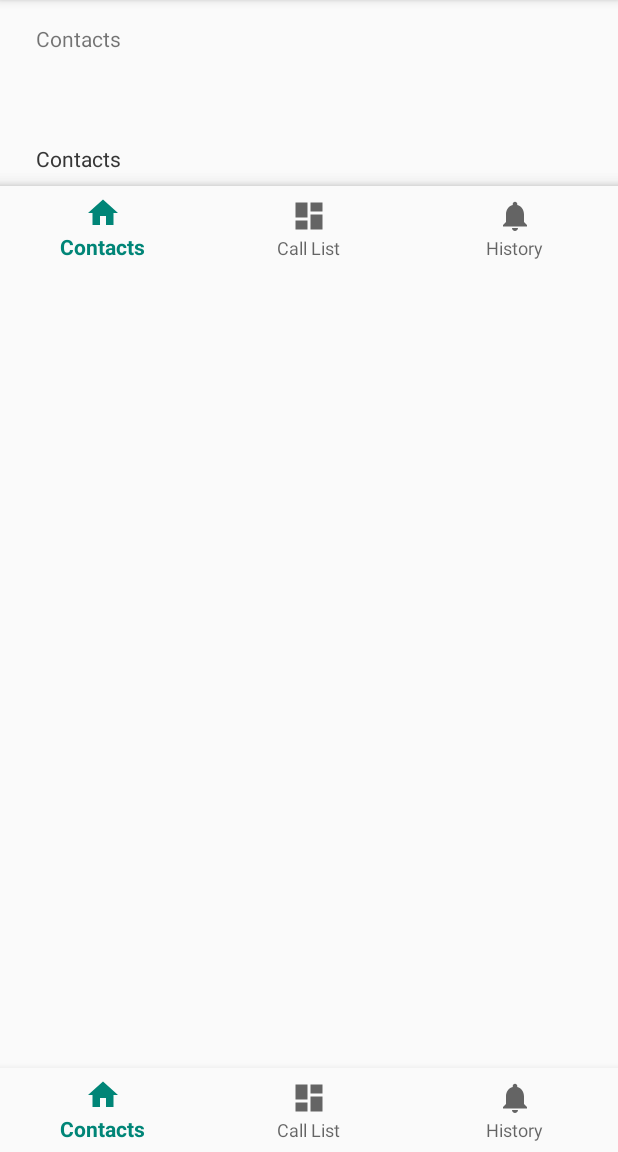
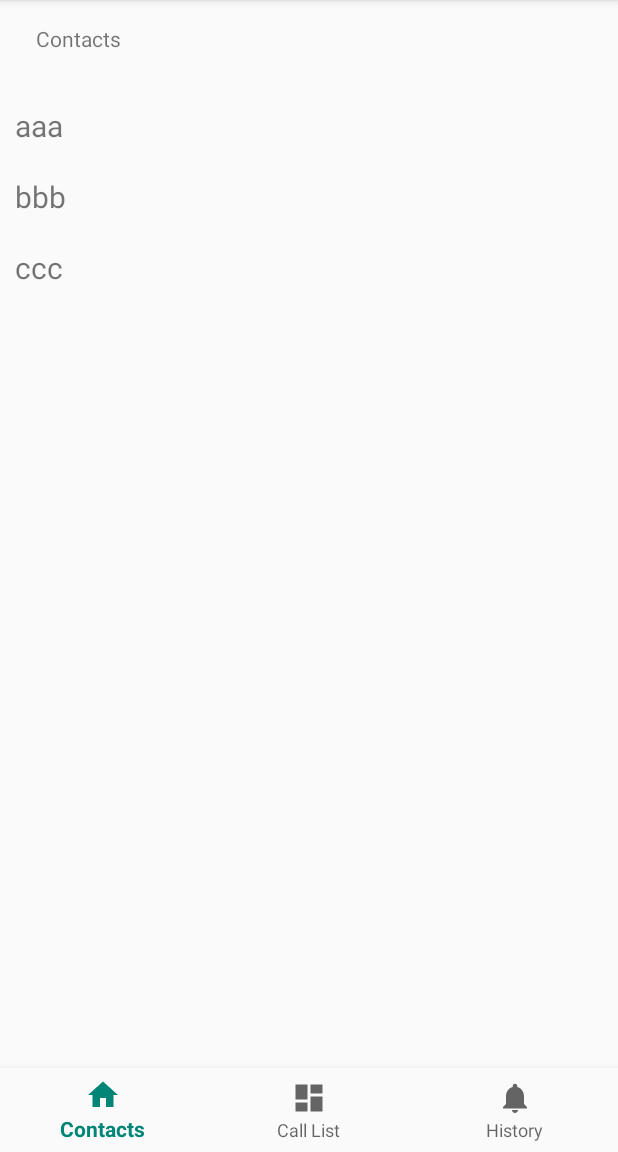
Before and after one commit to HDell/CallAlarm, an Android app: the screen it shows after launch (MainActivity), on a phone screen of 412 x 824 dp, the part 84-1236 px from its top. Run offline under Robolectric (Android 15) with nearby library versions, the phone set to English and light mode, and no system bars.

Commit message:
Adds testData Recycler View to program

```diff
--- a/app/build.gradle
+++ b/app/build.gradle
@@ -23,6 +23,7 @@ dependencies {
     implementation 'com.android.support:appcompat-v7:27.1.1'
     implementation 'com.android.support:design:27.1.1'
     implementation 'com.android.support.constraint:constraint-layout:1.1.3'
+    implementation 'com.android.support:recyclerview-v7:27.1.1' //adds RecyclerView widget access
     testImplementation 'junit:junit:4.12'
     androidTestImplementation 'com.android.support.test:runner:1.0.2'
     androidTestImplementation 'com.android.support.test.espresso:espresso-core:3.0.2'
--- a/app/src/main/java/com/tuprojects/hd/callalarm/CallListFragment.java
+++ b/app/src/main/java/com/tuprojects/hd/callalarm/CallListFragment.java
@@ -3,6 +3,8 @@ package com.tuprojects.hd.callalarm;
 import android.support.v4.app.Fragment;
 import android.support.v4.app.ListFragment;
 import android.os.Bundle;
+import android.support.v7.widget.LinearLayoutManager;
+import android.support.v7.widget.RecyclerView;
 import android.view.LayoutInflater;
 import android.view.View;
 import android.view.ViewGroup;
@@ -11,6 +13,35 @@ public class CallListFragment extends ListFragment {
     @Override
     public View onCreateView(LayoutInflater inflater, ViewGroup container, Bundle savedInstanceState) {
         // Inflate the layout for this fragment
-        return inflater.inflate(R.layout.activity_main, container, false);
+        View rootView =  inflater.inflate(R.layout.call_list_fragment, container, false);
+/*
+        // 1. get a reference to recyclerView
+        RecyclerView recyclerView = (RecyclerView) rootView.findViewById(R.id.call_list_recycler_view);
+
+        // 2. set layoutManger
+        recyclerView.setLayoutManager(new LinearLayoutManager(getActivity()));
+*/
+        /*
+        // this is data fro recycler view
+        ItemData itemsData[] = {
+            new ItemData("Indigo", R.drawable.circle),
+            new ItemData("Red", R.drawable.color_ic_launcher),
+            new ItemData("Blue", R.drawable.indigo),
+            new ItemData("Green", R.drawable.circle),
+            new ItemData("Amber", R.drawable.color_ic_launcher),
+            new ItemData("Deep Orange", R.drawable.indigo)
+         };
+         */
+/*
+        // 3. create an adapter
+        MyAdapter mAdapter = new MyAdapter(itemsData);
+
+        // 4. set adapter
+        recyclerView.setAdapter(mAdapter);
+
+        // 5. set item animator to DefaultAnimator
+        recyclerView.setItemAnimator(new DefaultItemAnimator());
+*/
+        return rootView;
     }
 }
--- /dev/null
+++ b/app/src/main/java/com/tuprojects/hd/callalarm/ContactsAdapter.java
@@ -0,0 +1,67 @@
+package com.tuprojects.hd.callalarm;
+
+import android.support.v7.widget.RecyclerView;
+import android.view.LayoutInflater;
+import android.view.View;
+import android.view.ViewGroup;
+import android.widget.TextView;
+
+import java.util.List;
+
+//Interface between the (Contacts) data source and the AdapterView (ListView->RecyclerView) layout
+public class ContactsAdapter extends RecyclerView.Adapter<ContactsAdapter.ViewHolder> {
+
+    //State
+    private List<String> dataset;
+
+    //Inner Class, ViewHolder
+    public static class ViewHolder extends RecyclerView.ViewHolder {
+        //State
+        public TextView textView;
+
+        //Constructor
+        public ViewHolder(View itemView) {
+            super(itemView);
+            this.textView = itemView.findViewById(R.id.testTextView);
+        }
+
+        /*
+        public ViewHolder(TextView textView) {
+            super(textView);
+            this.textView = textView;
+        }
+        */
+    }
+
+    //Constructor
+    // Provide a suitable constructor (depends on the kind of dataset)
+    public ContactsAdapter(List<String> dataset) {
+        this.dataset = dataset;
+    }
+
+    //Behavior
+
+    //ViewHolder Behavior // Create new views (invoked by the layout manager) //NECESSARY
+    @Override
+    public ContactsAdapter.ViewHolder onCreateViewHolder(ViewGroup parent, int viewType) {
+        // create a new view
+        View view = (View) LayoutInflater.from(parent.getContext()).inflate(R.layout.contacts_recyclerview_row, parent, false);
+        ViewHolder viewHolder = new ViewHolder(view);
+        return viewHolder;
+    }
+
+    // Replace the contents of a view (invoked by the layout manager) //NECESSARY
+    @Override
+    public void onBindViewHolder(ViewHolder holder, int position) {
+        // - get element from your dataset at this position
+        // - replace the contents of the view with that element
+        holder.textView.setText(dataset.get(position));
+    }
+
+    // Return the size of your dataset (invoked by the layout manager)
+    @Override
+    public int getItemCount() {
+        return dataset.size();
+    }
+
+}
--- a/app/src/main/java/com/tuprojects/hd/callalarm/ContactsFragment.java
+++ b/app/src/main/java/com/tuprojects/hd/callalarm/ContactsFragment.java
@@ -3,14 +3,56 @@ package com.tuprojects.hd.callalarm;
 import android.support.v4.app.Fragment;
 import android.support.v4.app.ListFragment;
 import android.os.Bundle;
+import android.support.v7.widget.LinearLayoutManager;
+import android.support.v7.widget.RecyclerView;
 import android.view.LayoutInflater;
 import android.view.View;
 import android.view.ViewGroup;
 
-public class ContactsFragment extends ListFragment {
+import java.util.ArrayList;
+
+public class ContactsFragment extends Fragment {
     @Override
     public View onCreateView(LayoutInflater inflater, ViewGroup container, Bundle savedInstanceState) {
         // Inflate the layout for this fragment
-        return inflater.inflate(R.layout.activity_main, container, false);
+        View rootView =  inflater.inflate(R.layout.contacts_fragment, container, false);
+
+        // 1. get a reference to recyclerView
+        RecyclerView recyclerView = (RecyclerView) rootView.findViewById(R.id.contacts_recycler_view);
+        //private RecyclerView recyclerView;
+        //recyclerView = (RecyclerView) findViewById(R.id.my_recycler_view);
+
+
+        // 2. set layoutManger
+        recyclerView.setLayoutManager(new LinearLayoutManager(getActivity()));
+        // use a linear layout manager
+        //layoutManager = new LinearLayoutManager(this); //this assumes that we're creating directly from Activity
+        //recyclerView.setLayoutManager(layoutManager || RecyclerView.LayoutManager);
+
+        /*
+        https://stackoverflow.com/questions/26621060/display-a-recyclerview-in-fragment
+        // this is data for recycler view
+        ItemData itemsData[] = {
+            new ItemData("Indigo", R.drawable.circle),
+            new ItemData("Red", R.drawable.color_ic_launcher),
+            new ItemData("Blue", R.drawable.indigo),
+            new ItemData("Green", R.drawable.circle),
+            new ItemData("Amber", R.drawable.color_ic_launcher),
+            new ItemData("Deep Orange", R.drawable.indigo)
+         };
+         */
+        //My test data
+        ArrayList<String> testData = new ArrayList<>();
+        testData.add("aaa");
+        testData.add("bbb");
+        testData.add("ccc");
+
+        // 3. create an adapter
+        ContactsAdapter adapter = new ContactsAdapter(testData);
+
+        // 4. set adapter
+        recyclerView.setAdapter(adapter);
+
+        return rootView;
     }
 }
--- a/app/src/main/java/com/tuprojects/hd/callalarm/HistoryFragment.java
+++ b/app/src/main/java/com/tuprojects/hd/callalarm/HistoryFragment.java
@@ -11,6 +11,8 @@ public class HistoryFragment extends ListFragment {
     @Override
     public View onCreateView(LayoutInflater inflater, ViewGroup container, Bundle savedInstanceState) {
         // Inflate the layout for this fragment
-        return inflater.inflate(R.layout.activity_main, container, false);
+        View rootView = inflater.inflate(R.layout.contacts_fragment, container, false);
+
+        return rootView;
     }
 }
--- a/app/src/main/java/com/tuprojects/hd/callalarm/MainActivity.java
+++ b/app/src/main/java/com/tuprojects/hd/callalarm/MainActivity.java
@@ -43,13 +43,13 @@ public class MainActivity extends AppCompatActivity {
     //STATE
 
         //Fragments
-    ContactsFragment contactsFragment = new ContactsFragment();
-    CallListFragment callListFragment = new CallListFragment();
-    HistoryFragment historyFragment = new HistoryFragment();
+        //ContactsFragment contactsFragment = new ContactsFragment();
+    //CallListFragment callListFragment = new CallListFragment();
+    //HistoryFragment historyFragment = new HistoryFragment();
 
             //Manager Set Up
-    FragmentManager fragmentManager = getSupportFragmentManager();
-    FragmentTransaction fragmentTransaction = fragmentManager.beginTransaction();
+        //FragmentManager fragmentManager = getSupportFragmentManager();
+        //FragmentTransaction fragmentTransaction = fragmentManager.beginTransaction();
 
         //Views (Widgets)
     TextView textView;
@@ -64,7 +64,7 @@ public class MainActivity extends AppCompatActivity {
 
                     // Replace whatever is in the fragment_container view with this fragment,
                     // and add the transaction to the back stack
-                    fragmentTransaction.replace(R.id.fragment_container, contactsFragment).addToBackStack(null).commit();
+                    //fragmentTransaction.replace(R.id.fragment_container, contactsFragment).addToBackStack(null).commit();
 
                     return true;
                     //Unique Fragment Text
@@ -74,7 +74,7 @@ public class MainActivity extends AppCompatActivity {
 
                     // Replace whatever is in the fragment_container view with this fragment,
                     // and add the transaction to the back stack
-                    fragmentTransaction.replace(R.id.fragment_container, callListFragment).addToBackStack(null).commit();
+                    //fragmentTransaction.replace(R.id.fragment_container, callListFragment).addToBackStack(null).commit();
 
                     return true;
                     //Unique Fragment Text
@@ -84,7 +84,7 @@ public class MainActivity extends AppCompatActivity {
 
                     // Replace whatever is in the fragment_container view with this fragment,
                     // and add the transaction to the back stack
-                    fragmentTransaction.replace(R.id.fragment_container, historyFragment).addToBackStack(null).commit();
+                    //fragmentTransaction.replace(R.id.fragment_container, historyFragment).addToBackStack(null).commit();
 
                     return true;
                     //Unique Fragment Text
@@ -100,6 +100,16 @@ public class MainActivity extends AppCompatActivity {
         super.onCreate(savedInstanceState);
         setContentView(R.layout.activity_main);
 
+
+
+
+        ContactsFragment contactsFragment = new ContactsFragment();
+        FragmentManager fragmentManager = getSupportFragmentManager();
+        FragmentTransaction fragmentTransaction = fragmentManager.beginTransaction();
+
+
+
+
         //Initializations
             //Views
         textView = (TextView) findViewById(R.id.textView); //is casting to TextView really redundant?
@@ -108,7 +118,10 @@ public class MainActivity extends AppCompatActivity {
         //View Behavior
         navigation.setOnNavigationItemSelectedListener(onNavigationItemSelectedListener);
 
-        // Check that the activity is using the layout version with
+        //Start Fragment on Contacts
+        fragmentTransaction.add(R.id.fragment_container, contactsFragment).commit();
+
+        /*/ Check that the activity is using the layout version with
         // the fragment_container FrameLayout
         if (findViewById(R.id.fragment_container) != null) {
 
@@ -119,9 +132,8 @@ public class MainActivity extends AppCompatActivity {
                 return;
             }
 
-            //Start Fragment on Contacts
-            fragmentTransaction.add(R.id.fragment_container, contactsFragment).commit();
-        }
+
+        }*/
 
     }
 
--- a/app/src/main/res/layout/activity_main.xml
+++ b/app/src/main/res/layout/activity_main.xml
@@ -33,8 +33,8 @@
     <FrameLayout
         android:id="@+id/fragment_container"
         android:layout_width="match_parent"
-        android:layout_height="100dp"
-        android:layout_marginTop="80dp"
+        android:layout_height="wrap_content"
+        android:layout_marginTop="60dp"
         app:layout_constraintEnd_toEndOf="parent"
         app:layout_constraintHorizontal_bias="0.0"
         app:layout_constraintStart_toStartOf="parent"
--- a/app/src/main/res/layout/call_list_fragment.xml
+++ b/app/src/main/res/layout/call_list_fragment.xml
@@ -1,5 +1,7 @@
 <?xml version="1.0" encoding="utf-8"?>
 <android.support.v7.widget.RecyclerView xmlns:android="http://schemas.android.com/apk/res/android"
+    android:id="@+id/call_list_recycler_view"
+    android:scrollbars="vertical"
     android:layout_width="match_parent"
     android:layout_height="match_parent">
 
--- a/app/src/main/res/layout/contacts_fragment.xml
+++ b/app/src/main/res/layout/contacts_fragment.xml
@@ -1,6 +1,13 @@
 <?xml version="1.0" encoding="utf-8"?>
-<android.support.v7.widget.RecyclerView xmlns:android="http://schemas.android.com/apk/res/android"
+<RelativeLayout
+    xmlns:android="http://schemas.android.com/apk/res/android"
     android:layout_width="match_parent"
     android:layout_height="match_parent">
 
-</android.support.v7.widget.RecyclerView>
+    <android.support.v7.widget.RecyclerView
+    android:id="@+id/contacts_recycler_view"
+    android:layout_width="match_parent"
+    android:layout_height="match_parent"/>
+        <!--android:scrollbars="vertical"-->
+
+</RelativeLayout>
--- /dev/null
+++ b/app/src/main/res/layout/contacts_recyclerview_row.xml
@@ -0,0 +1,14 @@
+<?xml version="1.0" encoding="utf-8"?>
+<LinearLayout xmlns:android="http://schemas.android.com/apk/res/android"
+    android:orientation="horizontal"
+    android:layout_width="match_parent"
+    android:layout_height="wrap_content"
+    android:padding="10dp">
+
+    <TextView
+        android:id="@+id/testTextView"
+        android:layout_width="wrap_content"
+        android:layout_height="wrap_content"
+        android:textSize="20sp"/>
+
+</LinearLayout>
--- a/app/src/main/res/layout/history_fragment.xml
+++ b/app/src/main/res/layout/history_fragment.xml
@@ -1,5 +1,7 @@
 <?xml version="1.0" encoding="utf-8"?>
 <android.support.v7.widget.RecyclerView xmlns:android="http://schemas.android.com/apk/res/android"
+    android:id="@+id/history_recycler_view"
+    android:scrollbars="vertical"
     android:layout_width="match_parent"
     android:layout_height="match_parent">
 
```
